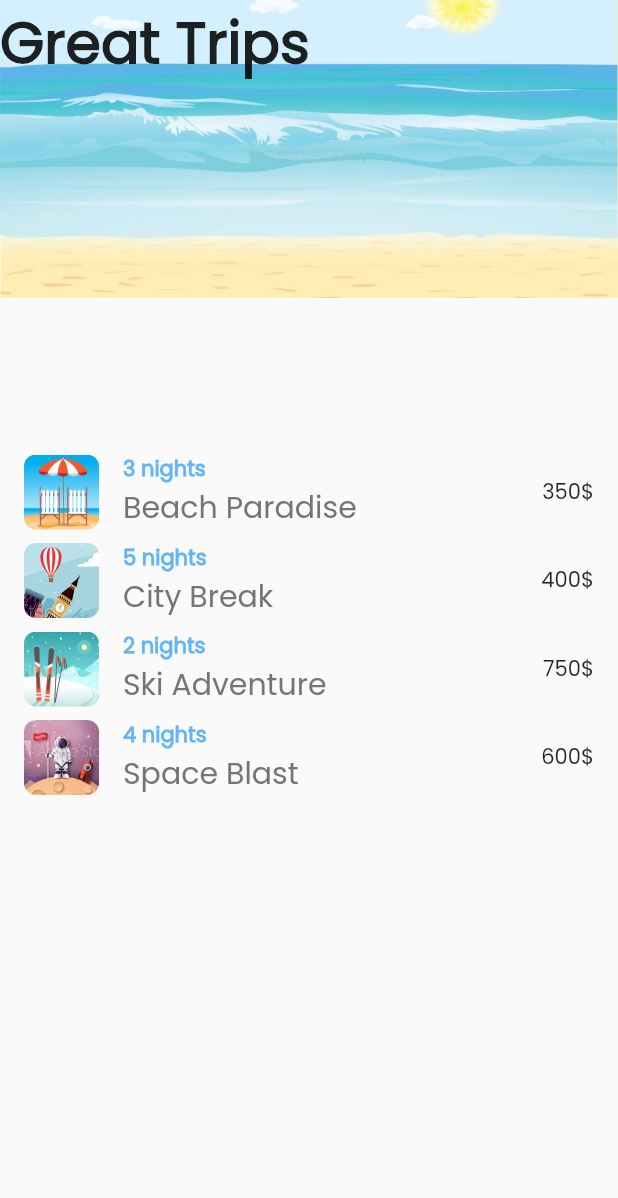
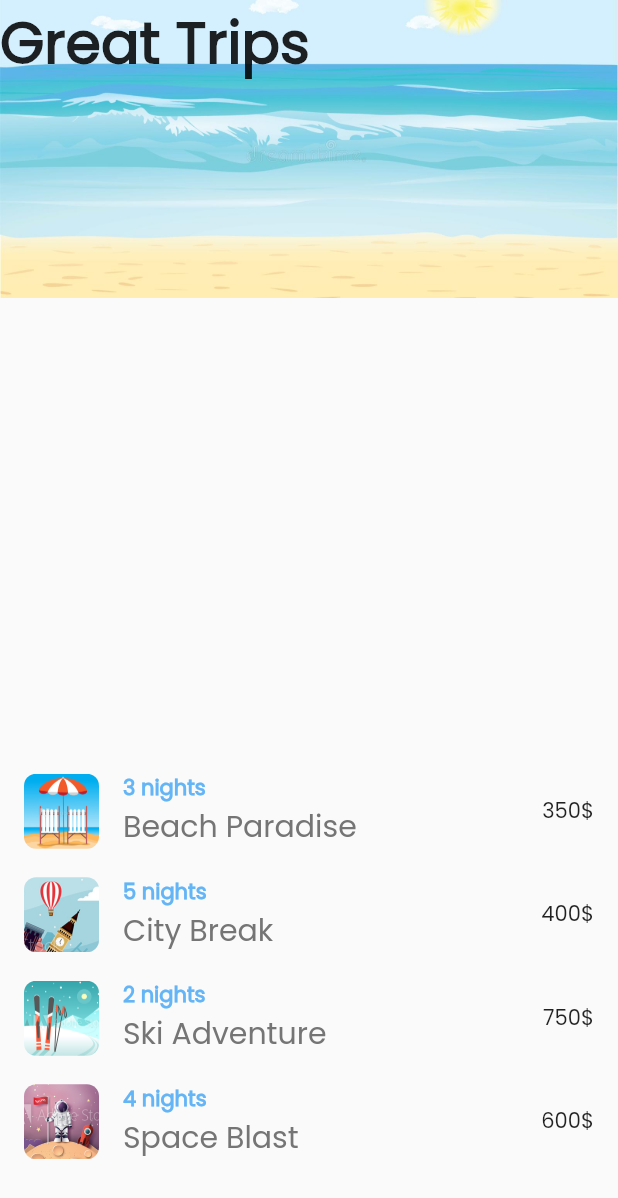
Before and after one commit to YosophAhmed/trips, a Flutter app: the screen it shows after launch, on a phone screen of 412 x 824 dp. Shown: the top 1198 px of the screen. Run offline on Flutter 3.47's test engine with Material 2 defaults, Android fonts, the light colour scheme and no system bars.

Commit message:
Latest Commit

```diff
--- a/lib/screens/home_screen.dart
+++ b/lib/screens/home_screen.dart
@@ -33,9 +33,7 @@ class _HomeScreenState extends State<HomeScreen> {
                 ),
               ],
             ),
-            const SizedBox(
-              height: 100,
-            ),
+            const Spacer(),
             const TripsListView(),
           ],
         ),
--- a/lib/widgets/trip_item.dart
+++ b/lib/widgets/trip_item.dart
@@ -1,4 +1,5 @@
 import 'package:flutter/material.dart';
+import 'package:trips/screens/details_screen.dart';
 
 import '../models/trip_model.dart';
 
@@ -12,8 +13,18 @@ class TripItem extends StatelessWidget {
 
   @override
   Widget build(BuildContext context) {
-    return ListTile(
-      onTap: () {},
+    return Padding(
+      padding: const EdgeInsets.only(
+        bottom: 10.0,
+      ),
+      child: ListTile(
+        onTap: () {
+          Navigator.pushNamed(
+            context,
+            DetailsScreen.routeName,
+            arguments: tripModel,
+          );
+        },
         leading: ClipRRect(
           borderRadius: BorderRadius.circular(
             8.0,
@@ -46,6 +57,7 @@ class TripItem extends StatelessWidget {
         trailing: Text(
           '${tripModel.price}\$',
         ),
+      ),
     );
   }
 }
```
Also changed, not shown: lib/screens/details_screen.dart (+10 -1 lines). Lines whose indentation alone changed are shown as unchanged.
